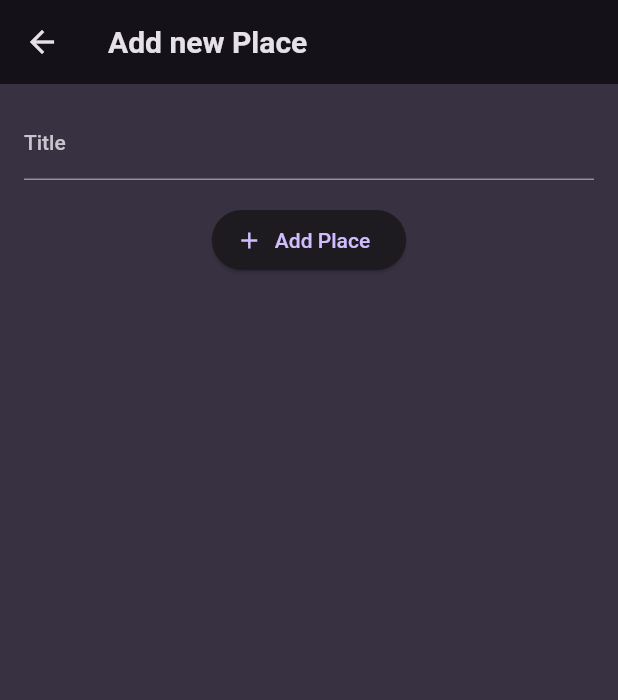
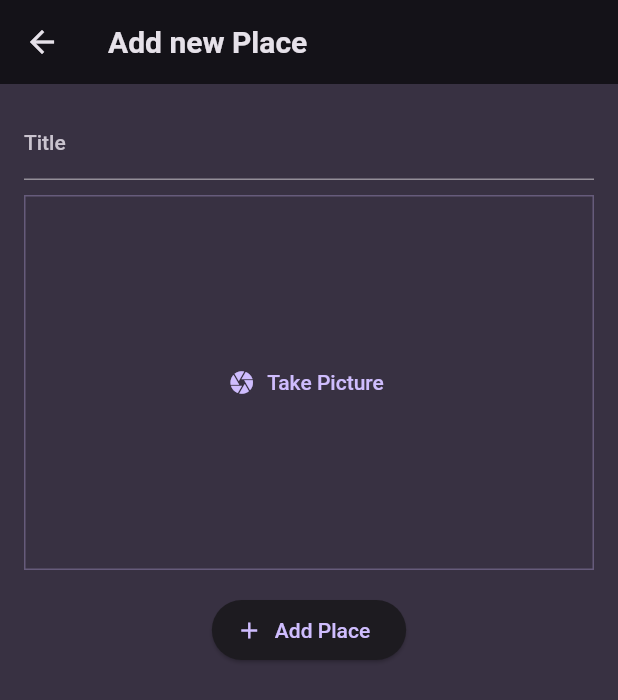
Before and after one commit to HassanKhan123/favorite-places, a Flutter app: the AddPlaceScreen screen opened directly, on a phone screen of 412 x 824 dp. Shown: the top 700 px of the screen. Run offline on Flutter 3.47's test engine with Material 2 defaults, Android fonts, the phone set to English and light mode, and no system bars; our stand-ins replace flutter_riverpod, google_fonts.

Commit message:
added: image picker package

```diff
--- a/lib/screens/add_place.dart
+++ b/lib/screens/add_place.dart
@@ -1,4 +1,5 @@
 import 'package:favorite_places/providers/user_places.dart';
+import 'package:favorite_places/widgets/image_input.dart';
 import 'package:flutter/material.dart';
 import 'package:flutter_riverpod/flutter_riverpod.dart';
 
@@ -49,6 +50,10 @@ class _AddPlaceScreenState extends ConsumerState<AddPlaceScreen> {
                   TextStyle(color: Theme.of(context).colorScheme.onBackground),
             ),
             const SizedBox(
+              height: 10,
+            ),
+            ImageInput(),
+            const SizedBox(
               height: 16,
             ),
             ElevatedButton.icon(
--- /dev/null
+++ b/lib/widgets/image_input.dart
@@ -0,0 +1,31 @@
+import 'package:flutter/material.dart';
+
+class ImageInput extends StatefulWidget {
+  const ImageInput({super.key});
+
+  @override
+  State<ImageInput> createState() {
+    return _ImageInputState();
+  }
+}
+
+class _ImageInputState extends State<ImageInput> {
+  void _takePicture() {}
+
+  @override
+  Widget build(BuildContext context) {
+    return Container(
+      decoration: BoxDecoration(
+          border: Border.all(
+              width: 1,
+              color: Theme.of(context).colorScheme.primary.withOpacity(0.3))),
+      alignment: Alignment.center,
+      height: 250,
+      width: double.infinity,
+      child: TextButton.icon(
+          onPressed: _takePicture,
+          icon: const Icon(Icons.camera),
+          label: const Text('Take Picture')),
+    );
+  }
+}
--- a/pubspec.yaml
+++ b/pubspec.yaml
@@ -38,6 +38,7 @@ dependencies:
   google_fonts: ^5.0.0
   uuid: ^3.0.7
   flutter_riverpod: ^2.3.6
+  image_picker: ^0.8.7+5
 
 dev_dependencies:
   flutter_test:
```
Also changed, not shown: pubspec.lock, 1 other file.
